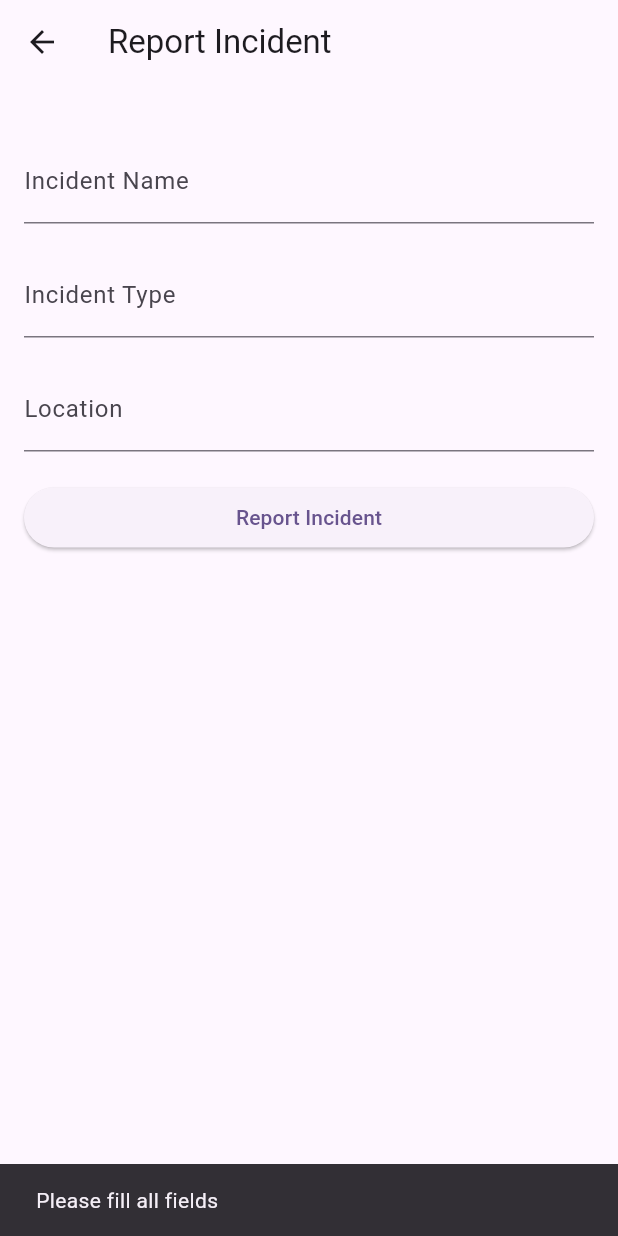
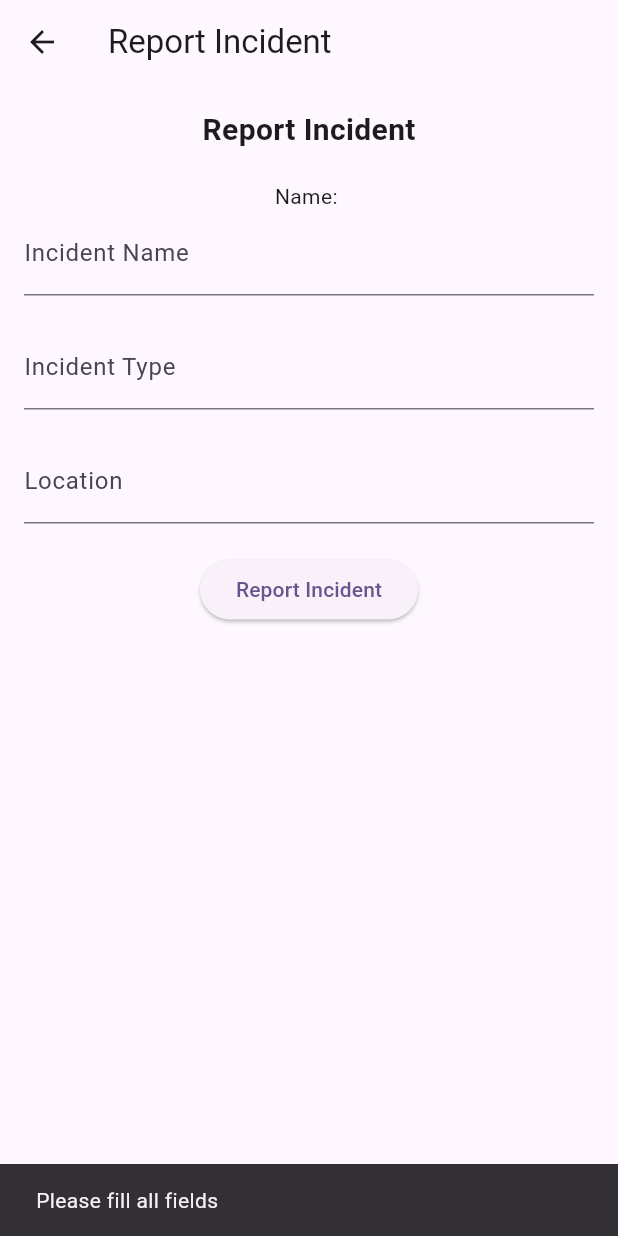
Before and after one commit to DeepakKumbhar-123/Project, a Flutter app: the AddIncident screen opened directly with empty values, after a tap on "Report Incident", on a phone screen of 412 x 824 dp. Run offline on Flutter 3.47's test engine with Material 3 defaults, Android fonts, the phone set to English and light mode, and no system bars; our stand-ins replace firebase_core, firebase_database; accounts and stored records are empty.

Commit message:
Report Incident Database added

```diff
--- a/lib/screens/addIndident.dart
+++ b/lib/screens/addIndident.dart
@@ -1,10 +1,10 @@
 import 'package:flutter/material.dart';
+import 'package:firebase_database/firebase_database.dart';
 
 class AddIncident extends StatefulWidget {
   final Map<dynamic, dynamic> users;
 
-
-  const AddIncident({Key? key, required this.users});
+  const AddIncident({Key? key, required this.users}) : super(key: key);
 
   @override
   State<AddIncident> createState() => _AddIncidentState();
@@ -14,6 +14,9 @@ class _AddIncidentState extends State<AddIncident> {
   final TextEditingController _nameController = TextEditingController();
   final TextEditingController _typeController = TextEditingController();
   final TextEditingController _locationController = TextEditingController();
+  final DatabaseReference _database = FirebaseDatabase.instance.ref();
+
+  bool isLoading = false;
 
   @override
   void dispose() {
@@ -21,6 +24,58 @@ class _AddIncidentState extends State<AddIncident> {
     _typeController.dispose();
     _locationController.dispose();
     super.dispose();
+  }
+
+  Future<void> reportIncident() async {
+    if (_nameController.text.isEmpty ||
+        _typeController.text.isEmpty ||
+        _locationController.text.isEmpty) {
+      ScaffoldMessenger.of(context).showSnackBar(
+        const SnackBar(
+          content: Text('Please fill all fields'),
+        ),
+      );
+      return;
+    }
+
+    setState(() {
+      isLoading = true;
+    });
+
+    try {
+      String incidentName = _nameController.text;
+      String incidentType = _typeController.text;
+      String incidentLocation = _locationController.text;
+var mobileNumber= widget.users['Mobile Number'];
+      await _database.child('incidents').child(mobileNumber).set({
+        'name': incidentName,
+        'type': incidentType,
+        'location': incidentLocation,
+        'reportedBy': widget.users['Name'],
+      });
+
+      ScaffoldMessenger.of(context).showSnackBar(
+        const SnackBar(
+          content: Text('Incident reported successfully!'),
+        ),
+      );
+
+      // Clear the form fields after submission
+      _nameController.clear();
+      _typeController.clear();
+      _locationController.clear();
+    } catch (error) {
+      print('Error reporting incident: $error');
+      ScaffoldMessenger.of(context).showSnackBar(
+        const SnackBar(
+          content: Text('Error reporting incident. Please try again.'),
+        ),
+      );
+    } finally {
+      setState(() {
+        isLoading = false;
+      });
+    }
   }
 
   @override
@@ -34,9 +89,14 @@ class _AddIncidentState extends State<AddIncident> {
         child: SingleChildScrollView(
           scrollDirection: Axis.vertical,
           child: Column(
-            crossAxisAlignment: CrossAxisAlignment.stretch,
+            crossAxisAlignment: CrossAxisAlignment.center,
             children: [
-              Text(widget.users['Name']),
+              const Text(
+                'Report Incident',
+                style: TextStyle(fontSize: 20, fontWeight: FontWeight.w600),
+              ),
+              const SizedBox(height: 20),
+              Text('Name: ${widget.users['Name']}'),
               TextFormField(
                 controller: _nameController,
                 decoration: const InputDecoration(
@@ -50,7 +110,7 @@ class _AddIncidentState extends State<AddIncident> {
                   return null;
                 },
               ),
-              SizedBox(height: 20),
+              const SizedBox(height: 20),
               TextFormField(
                 controller: _typeController,
                 decoration: const InputDecoration(
@@ -64,7 +124,7 @@ class _AddIncidentState extends State<AddIncident> {
                   return null;
                 },
               ),
-              SizedBox(height: 20),
+              const SizedBox(height: 20),
               TextFormField(
                 controller: _locationController,
                 decoration: const InputDecoration(
@@ -78,42 +138,19 @@ class _AddIncidentState extends State<AddIncident> {
                   return null;
                 },
               ),
-              SizedBox(height: 20),
+              const SizedBox(height: 20),
               ElevatedButton(
-                onPressed: () {
-                  // Validate the form inputs
-                  if (_nameController.text.isEmpty ||
-                      _typeController.text.isEmpty ||
-                      _locationController.text.isEmpty) {
-                    ScaffoldMessenger.of(context).showSnackBar(
-                      const SnackBar(
-                        content: Text('Please fill all fields'),
-                      ),
-                    );
-                  } else {
-                    // Process the incident report logic here
-                    String incidentName = _nameController.text;
-                    String incidentType = _typeController.text;
-                    String incidentLocation = _locationController.text;
-
-                    // Print or process the data as needed
-                    print('Incident Name: $incidentName');
-                    print('Incident Type: $incidentType');
-                    print('Incident Location: $incidentLocation');
-
-                    // Optionally, you can clear the form fields after submission
-                    _nameController.clear();
-                    _typeController.clear();
-                    _locationController.clear();
-
-                    ScaffoldMessenger.of(context).showSnackBar(
-                      const SnackBar(
-                        content: Text('Incident reported successfully!'),
-                      ),
-                    );
-                  }
-                },
-                child: const Text('Report Incident'),
+                onPressed: isLoading ? null : reportIncident,
+                child: isLoading
+                    ? const SizedBox(
+                  width: 20,
+                  height: 20,
+                  child: CircularProgressIndicator(
+                    color: Colors.white,
+                    strokeWidth: 2,
+                  ),
+                )
+                    : const Text('Report Incident'),
               ),
             ],
           ),
--- a/lib/screens/bottomBar.dart
+++ b/lib/screens/bottomBar.dart
@@ -20,9 +20,7 @@ class _appBottomState extends State<appBottom> {
     super.initState();
     _widgetsOptions = <Widget>[
       HomePage(users: widget.users), // Pass users data to HomePage
-      const Text("Biller"),
       AddIncident(users: widget.users),
-      const Text("Repo"),
       const Text("Profile"),
     ];
   }
@@ -52,20 +50,12 @@ class _appBottomState extends State<appBottom> {
             activeIcon: Icon(Icons.home),
             label: "Home",
           ),
-          BottomNavigationBarItem(
-            icon: Icon(Icons.money),
-            activeIcon: Icon(Icons.money),
-            label: "Biller",
-          ),BottomNavigationBarItem(
+         BottomNavigationBarItem(
             icon: Icon(Icons.add),
             activeIcon: Icon(Icons.add),
             label: "ReportIncident",
           ),
-          BottomNavigationBarItem(
-            icon: Icon(Icons.data_usage),
-            activeIcon: Icon(Icons.data_usage),
-            label: "Data",
-          ),
+
           BottomNavigationBarItem(
             icon: Icon(Icons.person),
             activeIcon: Icon(Icons.person),
```
